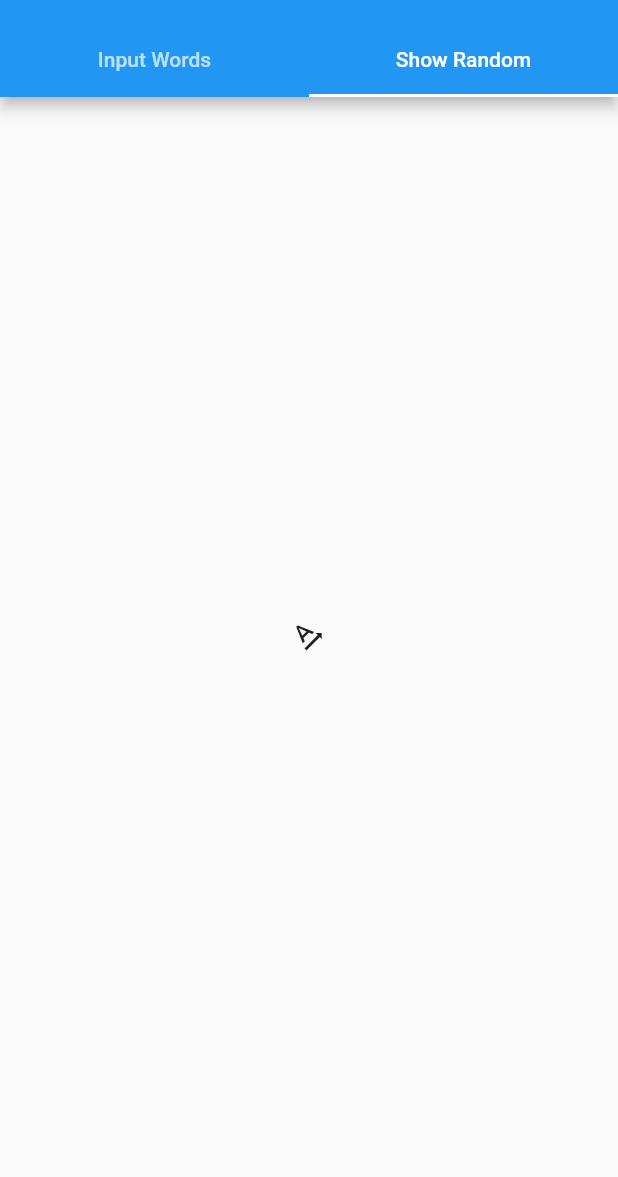
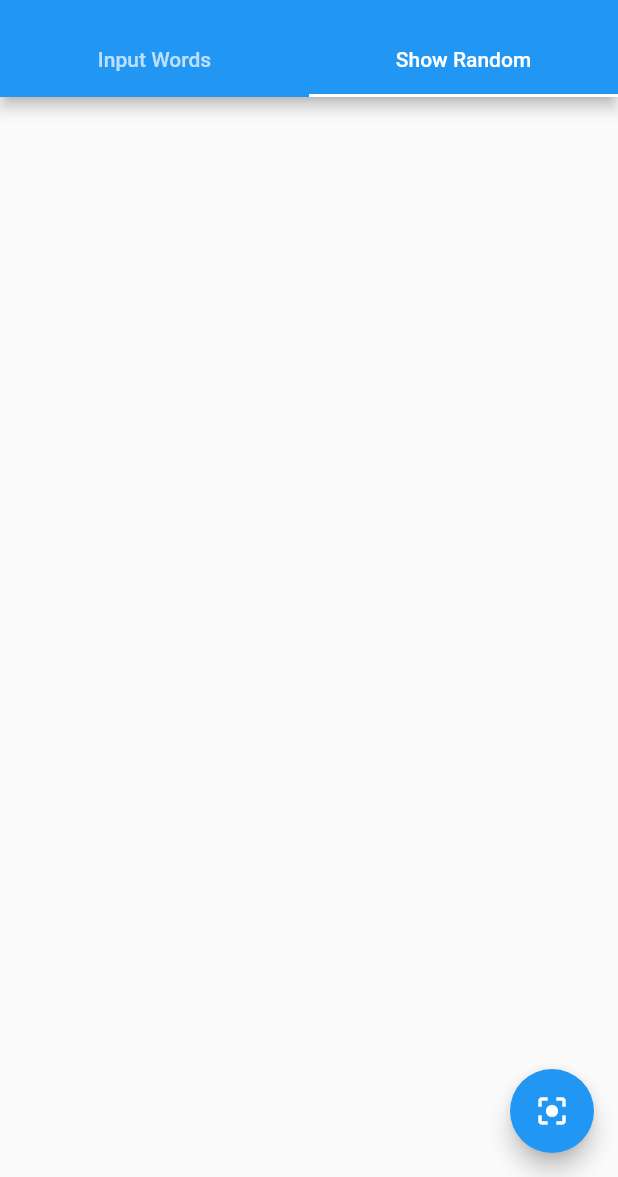
Before and after one commit to singhalmanas/flutter-random-draw, a Flutter app: the screen it shows after launch, tab 2 chosen, on a phone screen of 412 x 824 dp, the part 59-1236 px from its top. Run offline on Flutter 3.47's test engine with Material 2 defaults, Android fonts, the phone set to English and light mode, and no system bars.

```diff
--- a/lib/main.dart
+++ b/lib/main.dart
@@ -22,7 +22,7 @@ class MyApp extends StatelessWidget {
           body: new TabBarView(
             children: [
               new InputWords(),
-              new Icon(Icons.text_rotation_angleup),
+              new DrawRandom(),
             ],
             ),
             ),
@@ -30,6 +30,61 @@ class MyApp extends StatelessWidget {
     );
   }
   // This widget is the root of your application.
+
+}
+
+class DrawRandom extends StatefulWidget{
+
+  _DrawRandomState createState()=>new _DrawRandomState();
+ }
+
+  class _DrawRandomState extends State<DrawRandom>{
+
+  final List<TextItem> _items=generateRandomData();
+  String _drawnString="";
+    @override
+    Widget build(BuildContext context) {
+      return new Scaffold(
+        body:new Center(
+          child: new Column(
+            mainAxisAlignment: MainAxisAlignment.center,
+            children: <Widget>[
+              new Text(
+                "${_drawnString}",
+                textScaleFactor: 2.5,
+              ),
+            ],
+        ),
+        ),
+        floatingActionButton: new FloatingActionButton(
+          onPressed: () =>_drawRandom(),
+                    tooltip:'Draw',
+                    child:new Icon(Icons.center_focus_strong),
+                  ),
+                );
+              }
+
+              static List<TextItem> generateRandomData() {
+                List<TextItem> items=<TextItem>[];
+                items.add(new TextItem(text:"text",isDrawn:false));
+                items.add(new TextItem(text:"Hi",isDrawn:false));
+                items.add(new TextItem(text:"Hello",isDrawn:false));
+                items.add(new TextItem(text:"Bye",isDrawn:false));
+                items.add(new TextItem(text:"Next",isDrawn:false));
+                items.add(new TextItem(text:"Previous",isDrawn:false));
+                return items;
+              }
+
+            void _drawRandom() {
+                TextItem _item=(_items.where((x)=>!x.isDrawn).toList()..shuffle()).first;
+                int index=_items.indexOf(_item);
+                _item.isDrawn=true;
+                _drawnString=_item.text;
+                _items[index]=_item;
+                setState((){
+                    _drawnString=_item.text;
+                });
+            }
 
 }
 
@@ -104,7 +159,8 @@ class _InputWordsState extends State<InputWords>{
   void _handleSubmitted(String text) {
     inputController.clear();
     TextItem item=new TextItem(
-      text:text
+      text:text,
+      isDrawn:false
       );
 
     setState((){
@@ -116,8 +172,9 @@ class _InputWordsState extends State<InputWords>{
 
 class TextItem extends StatelessWidget{
 
-  TextItem({this.text});
+  TextItem({this.text,this.isDrawn});
   final String text;
+  bool isDrawn;
 
   @override
   Widget build(BuildContext context) {
```
Also changed, not shown: 1 other file.
